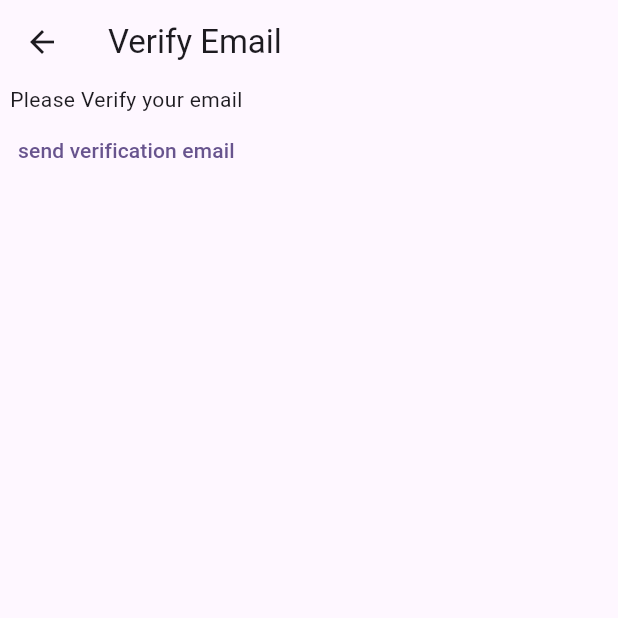
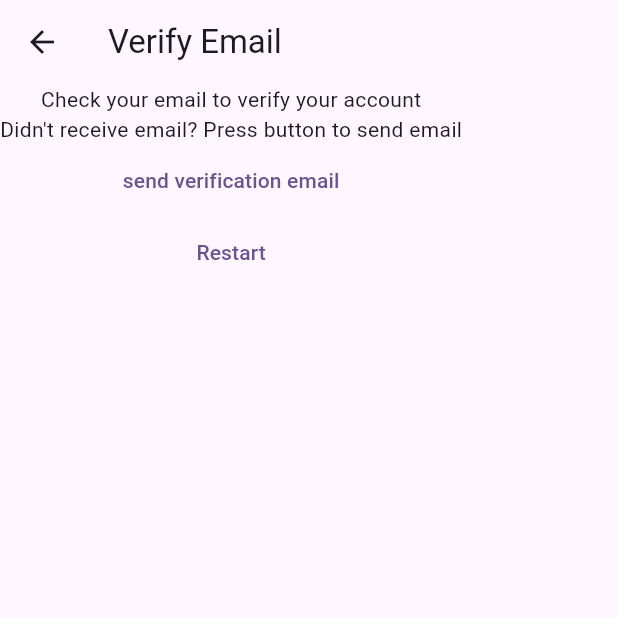
Before and after one commit to RasZarky/mynotes, a Flutter app: the VerifyEmailView screen opened directly, on a phone screen of 412 x 824 dp, the top half of it. Run offline on Flutter 3.47's test engine with Material 3 defaults, Android fonts, the phone set to English and light mode, and no system bars; our stand-ins replace firebase_auth, firebase_core; accounts and stored records are empty.

Commit message:
sreen navigition

```diff
--- a/lib/constants/routes.dart
+++ b/lib/constants/routes.dart
@@ -1,3 +1,4 @@
 const loginRoute = "/login/";
 const registerRoute = "/register/";
 const notesRoute = "/notes/";
+const verifyEmailRoute = "/verifyEmail/";
--- a/lib/main.dart
+++ b/lib/main.dart
@@ -4,6 +4,7 @@ import 'package:mynotes/views/home_page.dart';
 import 'package:mynotes/views/login_view.dart';
 import 'package:mynotes/views/notes_view.dart';
 import 'package:mynotes/views/register_view.dart';
+import 'package:mynotes/views/verify_email_view.dart';
 
 void main() {
   WidgetsFlutterBinding.ensureInitialized();
@@ -18,6 +19,7 @@ void main() {
       loginRoute: (context) => const LoginPage(),
       registerRoute: (context) => const Register(),
       notesRoute: (context) => const NotesView(),
+      verifyEmailRoute: (context) => const VerifyEmailView(),
     },
   ));
 }
--- a/lib/views/register_view.dart
+++ b/lib/views/register_view.dart
@@ -62,11 +62,13 @@ class _RegisterState extends State<Register> {
               final password = _password.text;
 
               try{
-                final userCredential = await FirebaseAuth.instance.createUserWithEmailAndPassword(
+                await FirebaseAuth.instance.createUserWithEmailAndPassword(
                   email: email,
                   password: password,
                 );
-                log(userCredential.toString());
+                final user = FirebaseAuth.instance.currentUser;
+                await user?.sendEmailVerification();
+                Navigator.pushNamed(context, verifyEmailRoute);
               } on FirebaseAuthException catch(e){
                 if(e.code == "weak-password"){
                   log("weak password");
--- a/lib/views/verify_email_view.dart
+++ b/lib/views/verify_email_view.dart
@@ -1,5 +1,6 @@
 import 'package:firebase_auth/firebase_auth.dart';
 import 'package:flutter/material.dart';
+import 'package:mynotes/constants/routes.dart';
 
 class VerifyEmailView extends StatefulWidget {
   const VerifyEmailView({super.key});
@@ -17,14 +18,21 @@ class _VerifyEmailViewState extends State<VerifyEmailView> {
       ),
       body: Column(
         children: [
-          const Text("Please Verify your email"),
+          const Text("Check your email to verify your account"),
+          const Text("Didn't receive email? Press button to send email"),
           TextButton(
             onPressed: () async {
               final user = FirebaseAuth.instance.currentUser;
               await user?.sendEmailVerification();
             },
             child: const Text("send verification email"),
-          )
+          ),
+          TextButton(
+              onPressed: () async {
+                await FirebaseAuth.instance.signOut();
+                Navigator.pushNamedAndRemoveUntil(context, loginRoute, (route) => false);
+              },
+              child: const Text("Restart"),),
         ],
       ),
     );
```
